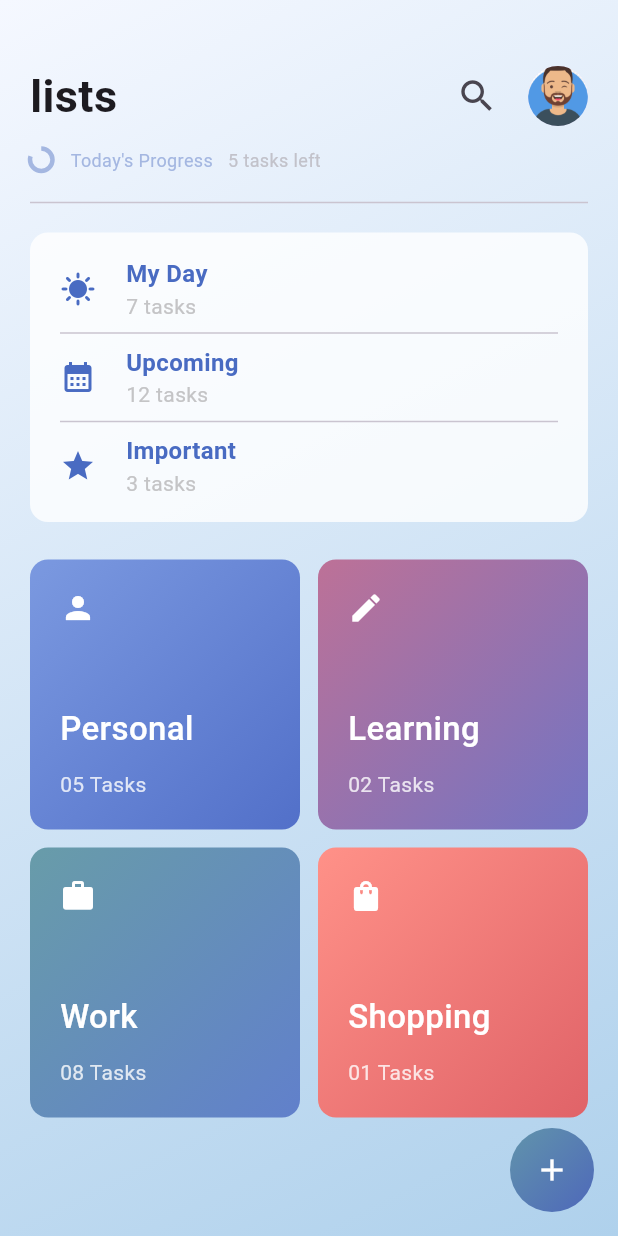
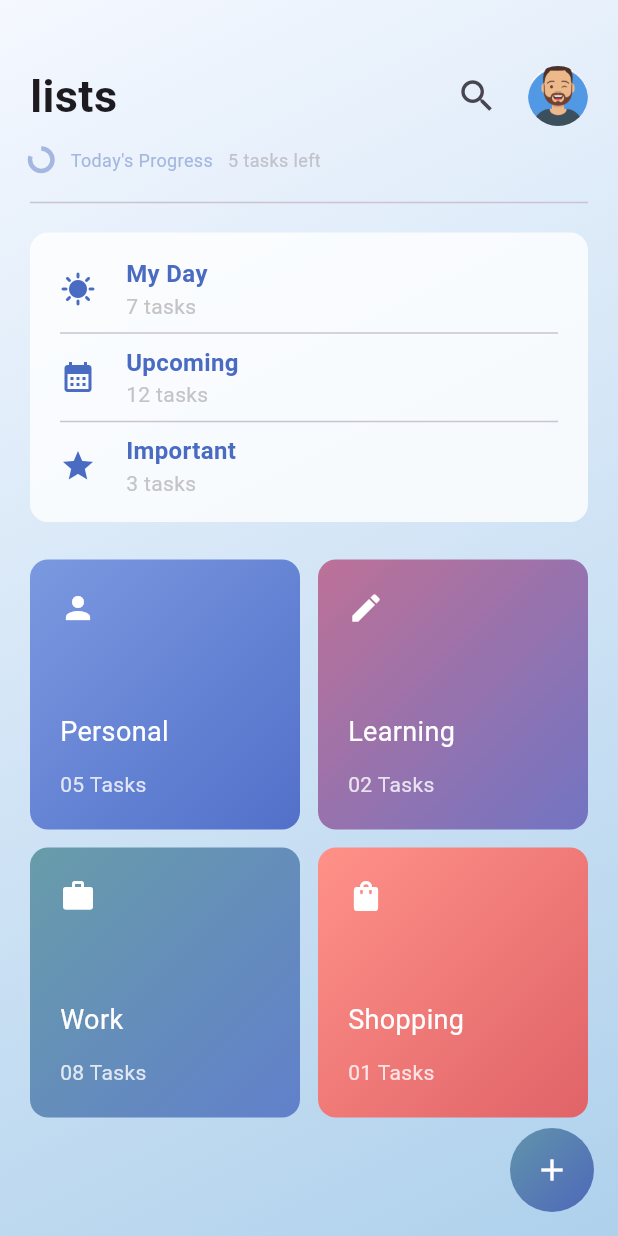
Before and after one commit to George-Samir88/TEKNOSOFT, a Flutter app: the screen it shows after launch, on a phone screen of 412 x 824 dp. Run offline on Flutter 3.47's test engine with Material 3 defaults, Android fonts, the phone set to English and light mode, and no system bars.

Commit message:
edit task activity

```diff
--- a/lib/features/home/presentation/views/widgets/task_activity.dart
+++ b/lib/features/home/presentation/views/widgets/task_activity.dart
@@ -38,8 +38,8 @@ class TaskActivity extends StatelessWidget {
           Text(
             taskClassificationModel.title,
             style: const TextStyle(
-              fontSize: 22,
-              fontWeight: FontWeight.w500,
+              fontSize: 18,
+              fontWeight: FontWeight.w400,
               color: Colors.white,
             ),
           ),
```
